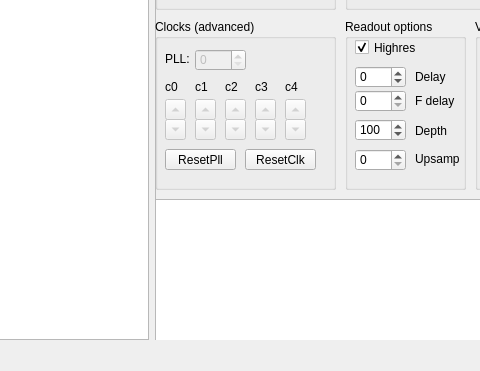
Above: software/HaasoscopePro.ui from drandyhaas/HaasoscopePro before the change; both pictures show x 657 to 1137 and y 429 to 800 of the 1221 by 800 pixel window. Below: the same form after it.
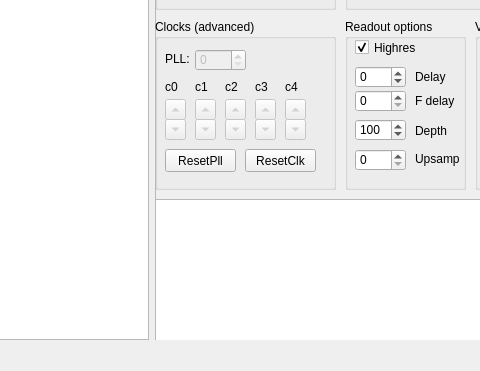
That is the form after the change. Custom widgets are drawn as their Qt base class.

Commit message: Rising/falling combobox

```diff
--- a/software/HaasoscopePro.ui
+++ b/software/HaasoscopePro.ui
@@ -1876,7 +1876,7 @@
           <x>10</x>
           <y>130</y>
           <width>71</width>
-          <height>21</height>
+          <height>23</height>
          </rect>
         </property>
         <property name="font">
@@ -1894,7 +1894,7 @@
           <x>90</x>
           <y>130</y>
           <width>71</width>
-          <height>21</height>
+          <height>23</height>
          </rect>
         </property>
         <property name="font">
```
